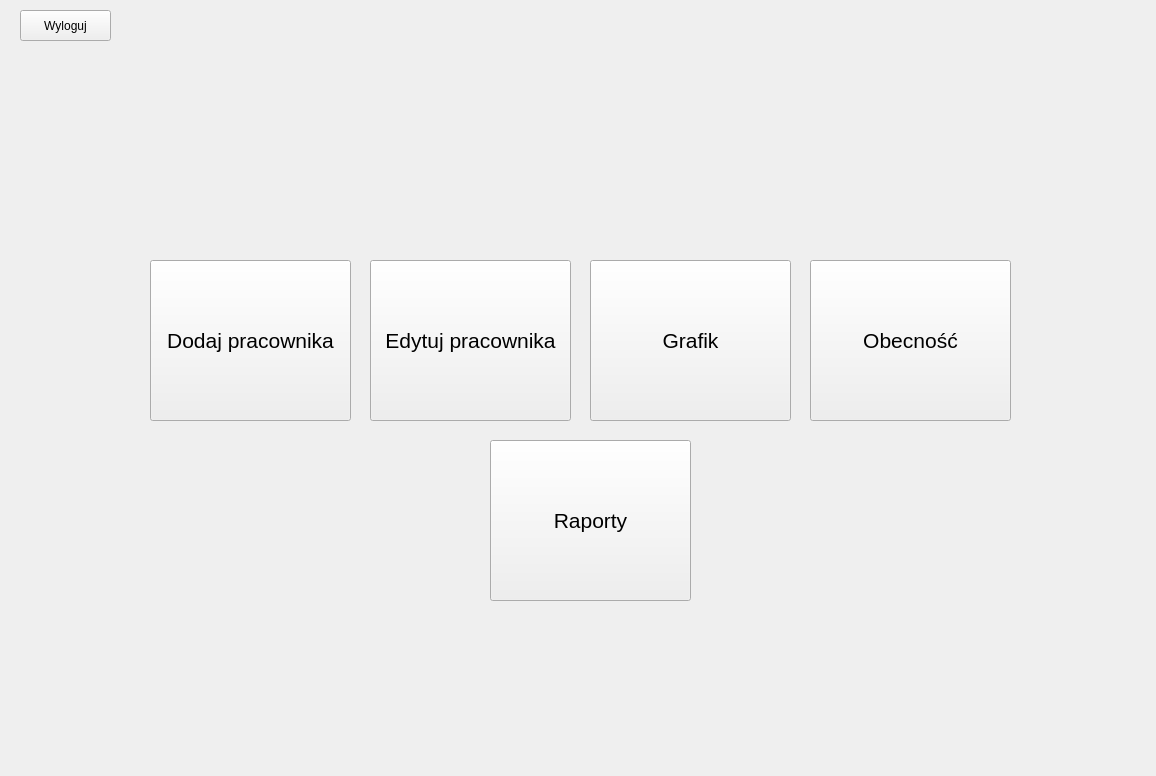
Above: regworktime.ui from Vicx95/regworktime before the change. Below: the same form after it.
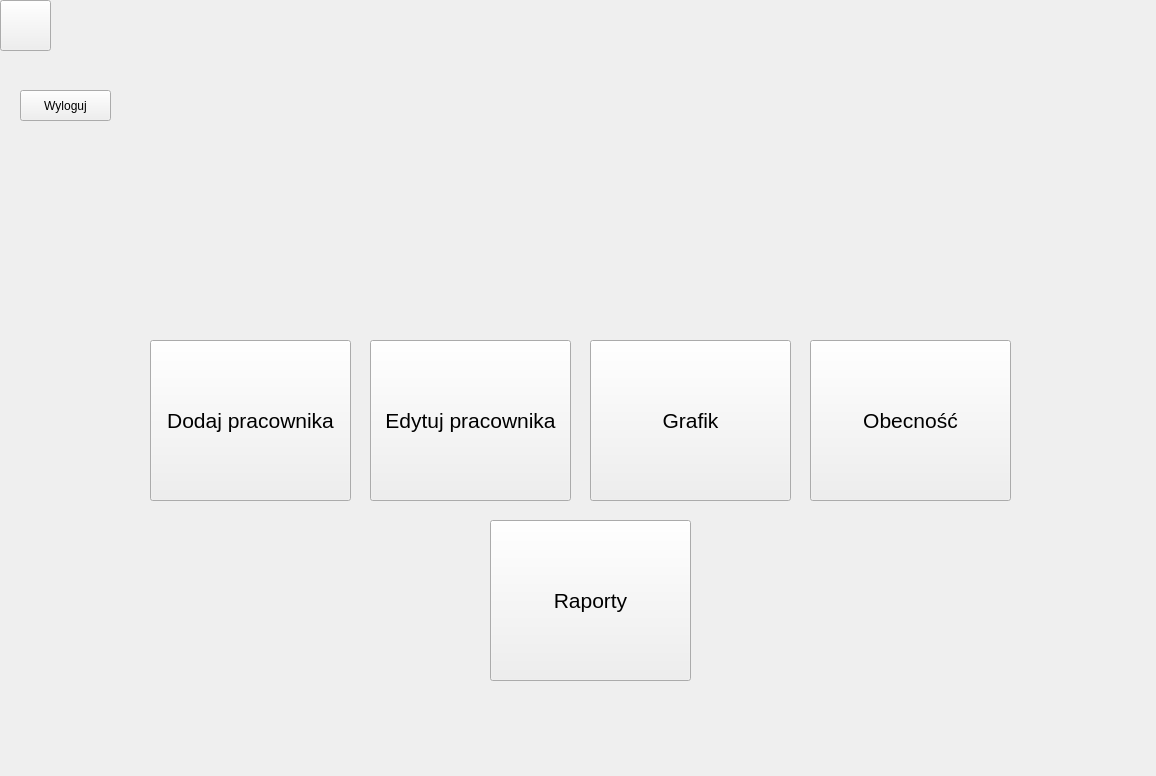
That is the form after the change. The open tabs and pages were chosen to show the change. Icons and pictures are not drawn.

Patch:
```diff
--- a/regworktime.ui
+++ b/regworktime.ui
@@ -21,9 +21,9 @@
    <property name="geometry">
     <rect>
      <x>0</x>
-     <y>0</y>
-     <width>1151</width>
-     <height>771</height>
+     <y>80</y>
+     <width>1161</width>
+     <height>701</height>
     </rect>
    </property>
    <property name="styleSheet">
@@ -828,6 +828,26 @@
     </widget>
    </widget>
   </widget>
+  <widget class="QPushButton" name="connectSerialPort">
+   <property name="geometry">
+    <rect>
+     <x>0</x>
+     <y>0</y>
+     <width>51</width>
+     <height>51</height>
+    </rect>
+   </property>
+   <property name="styleSheet">
+    <string notr="true">#connectSerialPort{
+ 
+	
+	border-image: url(:/img/resources/connect.png);
+}</string>
+   </property>
+   <property name="text">
+    <string/>
+   </property>
+  </widget>
  </widget>
  <resources>
   <include location="resources.qrc"/>
```
Left out of the diff: 2 changed lines with no effect on the pictures.
